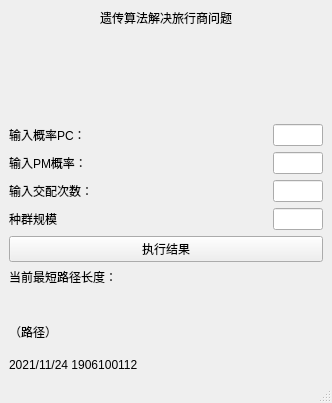
Qt form mainwindow.ui (HK560/GAforTSP) before a commit.
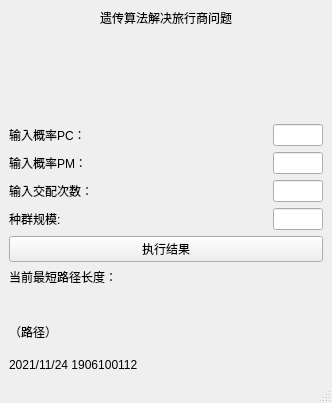
The same form after that commit.

What changed in the file:
```diff
--- a/mainwindow.ui
+++ b/mainwindow.ui
@@ -79,7 +79,7 @@
         <item>
          <widget class="QLabel" name="label_3">
           <property name="text">
-           <string>输入PM概率：</string>
+           <string>输入概率PM：</string>
           </property>
          </widget>
         </item>
@@ -147,7 +147,7 @@
         <item>
          <widget class="QLabel" name="label_5">
           <property name="text">
-           <string>种群规模</string>
+           <string>种群规模:</string>
           </property>
          </widget>
         </item>
```
Left out of the diff: 2 changed lines with no effect on the pictures.
